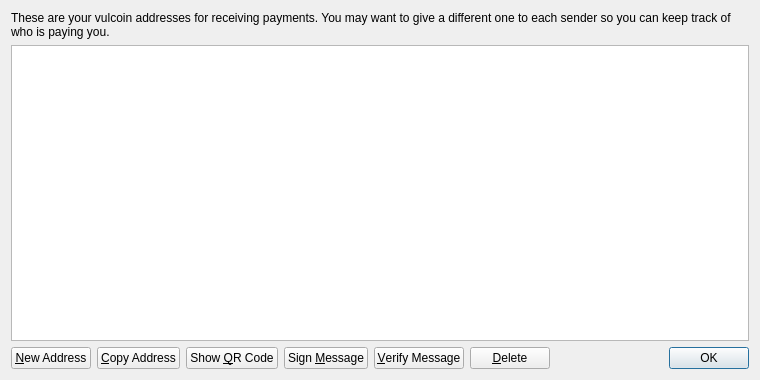
Qt form src/qt/forms/addressbookpage.ui (Jeean007/Vulcoin) before a commit.
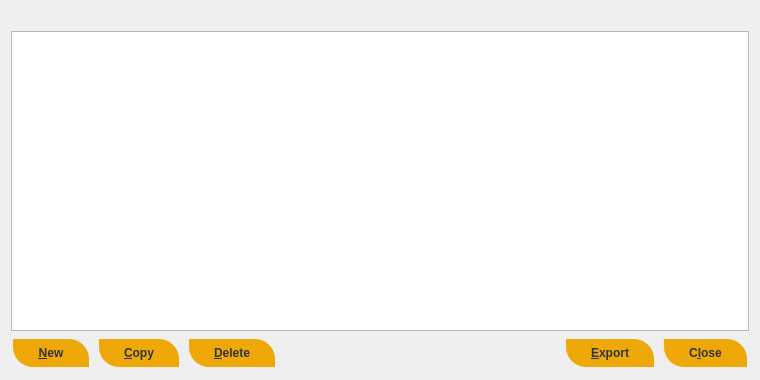
The same form after that commit. Icons and pictures are not drawn.

The edit to the form file:
```diff
--- a/src/qt/forms/addressbookpage.ui
+++ b/src/qt/forms/addressbookpage.ui
@@ -16,9 +16,6 @@
   <layout class="QVBoxLayout" name="verticalLayout">
    <item>
     <widget class="QLabel" name="labelExplanation">
-     <property name="text">
-      <string>These are your vulcoin addresses for receiving payments. You may want to give a different one to each sender so you can keep track of who is paying you.</string>
-     </property>
      <property name="textFormat">
       <enum>Qt::PlainText</enum>
      </property>
@@ -29,6 +26,43 @@
    </item>
    <item>
     <widget class="QTableView" name="tableView">
+     <property name="palette">
+      <palette>
+       <active>
+        <colorrole role="Text">
+         <brush brushstyle="SolidPattern">
+          <color alpha="255">
+           <red>51</red>
+           <green>51</green>
+           <blue>51</blue>
+          </color>
+         </brush>
+        </colorrole>
+       </active>
+       <inactive>
+        <colorrole role="Text">
+         <brush brushstyle="SolidPattern">
+          <color alpha="255">
+           <red>51</red>
+           <green>51</green>
+           <blue>51</blue>
+          </color>
+         </brush>
+        </colorrole>
+       </inactive>
+       <disabled>
+        <colorrole role="Text">
+         <brush brushstyle="SolidPattern">
+          <color alpha="255">
+           <red>85</red>
+           <green>85</green>
+           <blue>85</blue>
+          </color>
+         </brush>
+        </colorrole>
+       </disabled>
+      </palette>
+     </property>
      <property name="contextMenuPolicy">
       <enum>Qt::CustomContextMenu</enum>
      </property>
@@ -62,13 +96,44 @@
        <property name="toolTip">
         <string>Create a new address</string>
        </property>
+       <property name="styleSheet">
+        <string notr="true"> .QPushButton {
+  background-color: #eea807;
+	border: 0;
+	color:#333;
+	font-size:12px;
+	font-weight:bold;
+	padding-left:25px;
+	padding-right:25px;
+	padding-top:1px;
+	padding-bottom:1px;
+	height: 26px;
+	margin: 2px;
+	border-top-right-radius: 20px;
+	border-bottom-left-radius: 20px;
+}
+
+
+ .QPushButton:hover {
+background-color: #078bbc;
+}
+
+ .QPushButton:pressed{
+background-color: #094ed9;
+	border:1px solid #333333;
+}
+</string>
+       </property>
        <property name="text">
-        <string>&amp;New Address</string>
+        <string>&amp;New</string>
        </property>
        <property name="icon">
         <iconset resource="../bitcoin.qrc">
          <normaloff>:/icons/add</normaloff>:/icons/add</iconset>
        </property>
+       <property name="autoDefault">
+        <bool>false</bool>
+       </property>
       </widget>
      </item>
      <item>
@@ -76,19 +141,43 @@
        <property name="toolTip">
         <string>Copy the currently selected address to the system clipboard</string>
        </property>
+       <property name="styleSheet">
+        <string notr="true"> .QPushButton {
+  background-color: #eea807;
+	border: 0;
+	color:#333;
+	font-size:12px;
+	font-weight:bold;
+	padding-left:25px;
+	padding-right:25px;
+	padding-top:1px;
+	padding-bottom:1px;
+	height: 26px;
+	margin: 2px;
+	border-top-right-radius: 20px;
+	border-bottom-left-radius: 20px;
+}
+
+
+ .QPushButton:hover {
+background-color: #078bbc;
+}
+
+ .QPushButton:pressed{
+background-color: #094ed9;
+	border:1px solid #333333;
+}
+</string>
+       </property>
        <property name="text">
-        <string>&amp;Copy Address</string>
+        <string>&amp;Copy</string>
        </property>
        <property name="icon">
         <iconset resource="../bitcoin.qrc">
          <normaloff>:/icons/editcopy</normaloff>:/icons/editcopy</iconset>
        </property>
-      </widget>
-     </item>
-     <item>
-      <widget class="QPushButton" name="showQRCode">
-       <property name="text">
-        <string>Show &amp;QR Code</string>
+       <property name="autoDefault">
+        <bool>false</bool>
        </property>
        <property name="icon">
         <iconset resource="../bitcoin.qrc">
@@ -97,38 +186,38 @@
       </widget>
      </item>
      <item>
-      <widget class="QPushButton" name="signMessage">
-       <property name="toolTip">
-        <string>Sign a message to prove you own a vulcoin address</string>
-       </property>
-       <property name="text">
-        <string>Sign &amp;Message</string>
-       </property>
-       <property name="icon">
-        <iconset resource="../bitcoin.qrc">
-         <normaloff>:/icons/edit</normaloff>:/icons/edit</iconset>
-       </property>
-      </widget>
-     </item>
-     <item>
-      <widget class="QPushButton" name="verifyMessage">
-       <property name="toolTip">
-        <string>Verify a message to ensure it was signed with a specified vulcoin address</string>
-       </property>
-       <property name="text">
-        <string>&amp;Verify Message</string>
-       </property>
-       <property name="icon">
-        <iconset resource="../bitcoin.qrc">
-         <normaloff>:/icons/transaction_0</normaloff>:/icons/transaction_0</iconset>
-       </property>
-      </widget>
-     </item>
-     <item>
-      <widget class="QPushButton" name="deleteButton">
+      <widget class="QPushButton" name="deleteAddress">
        <property name="toolTip">
         <string>Delete the currently selected address from the list</string>
        </property>
+       <property name="styleSheet">
+        <string notr="true"> .QPushButton {
+  background-color: #eea807;
+	border: 0;
+	color:#333;
+	font-size:12px;
+	font-weight:bold;
+	padding-left:25px;
+	padding-right:25px;
+	padding-top:1px;
+	padding-bottom:1px;
+	height: 26px;
+	margin: 2px;
+	border-top-right-radius: 20px;
+	border-bottom-left-radius: 20px;
+}
+
+
+ .QPushButton:hover {
+background-color: #078bbc;
+}
+
+ .QPushButton:pressed{
+background-color: #094ed9;
+	border:1px solid #333333;
+}
+</string>
+       </property>
        <property name="text">
         <string>&amp;Delete</string>
        </property>
@@ -136,6 +225,9 @@
         <iconset resource="../bitcoin.qrc">
          <normaloff>:/icons/remove</normaloff>:/icons/remove</iconset>
        </property>
+       <property name="autoDefault">
+        <bool>false</bool>
+       </property>
       </widget>
      </item>
      <item>
@@ -152,15 +244,91 @@
       </spacer>
      </item>
      <item>
-      <widget class="QDialogButtonBox" name="buttonBox">
+      <widget class="QPushButton" name="exportButton">
+       <property name="toolTip">
+        <string>Export the data in the current tab to a file</string>
+       </property>
+       <property name="styleSheet">
+        <string notr="true"> .QPushButton {
+  background-color: #eea807;
+	border: 0;
+	color:#333;
+	font-size:12px;
+	font-weight:bold;
+	padding-left:25px;
+	padding-right:25px;
+	padding-top:1px;
+	padding-bottom:1px;
+	height: 26px;
+	margin: 2px;
+	border-top-right-radius: 20px;
+	border-bottom-left-radius: 20px;
+}
+
+
+ .QPushButton:hover {
+background-color: #078bbc;
+}
+
+ .QPushButton:pressed{
+background-color: #094ed9;
+	border:1px solid #333333;
+}
+</string>
+       </property>
+       <property name="text">
+        <string>&amp;Export</string>
+       </property>
+       <property name="icon">
+        <iconset resource="../vulcoin.qrc">
+         <normaloff>:/icons/export</normaloff>:/icons/export</iconset>
+       </property>
+       <property name="autoDefault">
+        <bool>false</bool>
+       </property>
+      </widget>
+     </item>
+     <item>
+      <widget class="QPushButton" name="closeButton">
        <property name="sizePolicy">
-        <sizepolicy hsizetype="Maximum" vsizetype="Fixed">
+        <sizepolicy hsizetype="Minimum" vsizetype="Minimum">
          <horstretch>0</horstretch>
          <verstretch>0</verstretch>
         </sizepolicy>
        </property>
-       <property name="standardButtons">
-        <set>QDialogButtonBox::Ok</set>
+       <property name="styleSheet">
+        <string notr="true"> .QPushButton {
+  background-color: #eea807;
+	border: 0;
+	color:#333;
+	font-size:12px;
+	font-weight:bold;
+	padding-left:25px;
+	padding-right:25px;
+	padding-top:1px;
+	padding-bottom:1px;
+	height: 26px;
+	margin: 2px;
+	border-top-right-radius: 20px;
+	border-bottom-left-radius: 20px;
+}
+
+
+ .QPushButton:hover {
+background-color: #078bbc;
+}
+
+ .QPushButton:pressed{
+background-color: #094ed9;
+	border:1px solid #333333;
+}
+</string>
+       </property>
+       <property name="text">
+        <string>C&amp;lose</string>
+       </property>
+       <property name="autoDefault">
+        <bool>false</bool>
        </property>
       </widget>
      </item>
```
Left out of the diff: 21 changed lines with no effect on the pictures.
